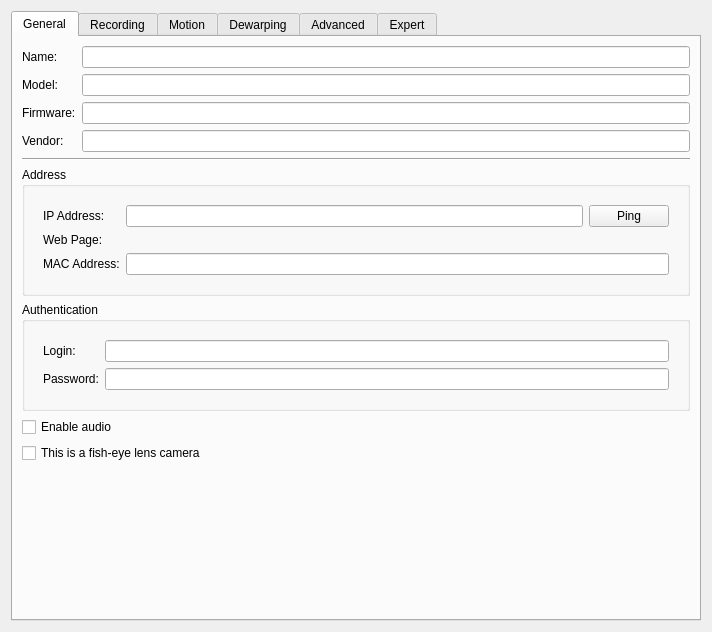
Qt form client/src/ui/widgets/properties/single_camera_settings_widget.ui (networkoptix/nx_open) before a commit.
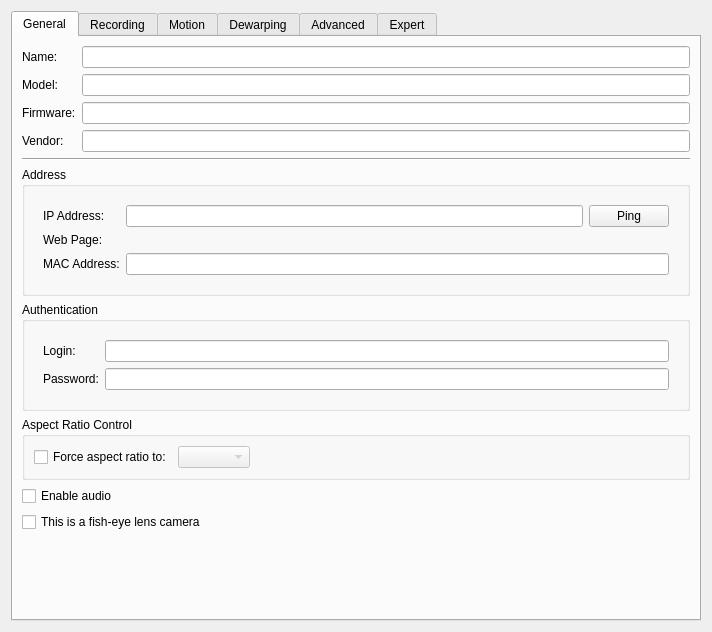
The same form after that commit. Custom widgets are drawn as their Qt base class.

Commit message:
Task #3173: Move "force aspect ratio" from expert to general tab
<==== Mercurial data ====>
Branch: release_2.2

Patch:
```diff
--- a/client/src/ui/widgets/properties/single_camera_settings_widget.ui
+++ b/client/src/ui/widgets/properties/single_camera_settings_widget.ui
@@ -238,6 +238,45 @@
          </layout>
         </widget>
        </item>
+       <item>
+        <widget class="QGroupBox" name="arGroupBox">
+         <property name="title">
+          <string>Aspect Ratio Control</string>
+         </property>
+         <layout class="QHBoxLayout" name="horizontalLayout_4">
+          <item>
+           <widget class="QCheckBox" name="arOverrideCheckBox">
+            <property name="text">
+             <string>Force aspect ratio to:</string>
+            </property>
+           </widget>
+          </item>
+          <item>
+           <widget class="QComboBox" name="arComboBox">
+            <property name="enabled">
+             <bool>false</bool>
+            </property>
+            <property name="currentIndex">
+             <number>-1</number>
+            </property>
+           </widget>
+          </item>
+          <item>
+           <spacer name="horizontalSpacer_5">
+            <property name="orientation">
+             <enum>Qt::Horizontal</enum>
+            </property>
+            <property name="sizeHint" stdset="0">
+             <size>
+              <width>40</width>
+              <height>20</height>
+             </size>
+            </property>
+           </spacer>
+          </item>
+         </layout>
+        </widget>
+       </item>
        <item>
         <widget class="QCheckBox" name="enableAudioCheckBox">
          <property name="text">
```
The commit also changes 6 other files.
